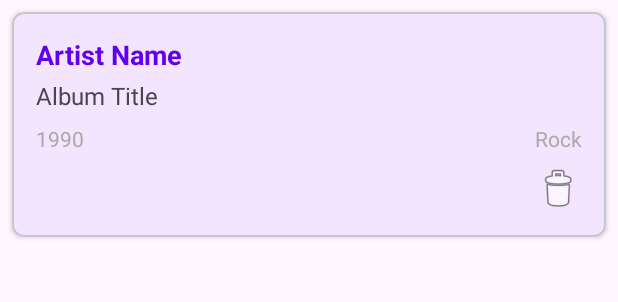
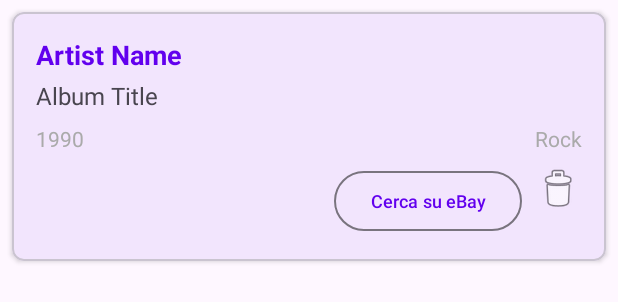
Before and after one commit to adri6412/catalogovinili, an Android app: the layout item_vinyl.xml on its own in the app's theme, with its tools: preview values and no code run, on a phone screen of 412 x 824 dp. Shown: the top 302 px of the screen. Run offline under Robolectric (Android 15) with nearby library versions, the phone set to English and light mode, and no system bars; network calls fail.

Commit message:
Add eBay search button to each vinyl item in list

```diff
--- a/mobile-app/android/app/src/main/java/com/catalogovinili/ui/VinylAdapter.kt
+++ b/mobile-app/android/app/src/main/java/com/catalogovinili/ui/VinylAdapter.kt
@@ -9,7 +9,8 @@ import com.catalogovinili.databinding.ItemVinylBinding
 class VinylAdapter(
     private val vinyls: List<Vinyl>,
     private val onItemClick: (Vinyl) -> Unit,
-    private val onDeleteClick: (Vinyl) -> Unit
+    private val onDeleteClick: (Vinyl) -> Unit,
+    private val onEbaySearchClick: (Vinyl) -> Unit
 ) : RecyclerView.Adapter<VinylAdapter.VinylViewHolder>() {
 
     inner class VinylViewHolder(private val binding: ItemVinylBinding) :
@@ -20,6 +21,7 @@ class VinylAdapter(
             binding.tvYear.text = vinyl.Anno
             binding.tvGenre.text = vinyl.Genere
             binding.btnDelete.setOnClickListener { onDeleteClick(vinyl) }
+            binding.btnSearchEbay.setOnClickListener { onEbaySearchClick(vinyl) }
             binding.root.setOnClickListener { onItemClick(vinyl) }
         }
     }
--- a/mobile-app/android/app/src/main/res/layout/item_vinyl.xml
+++ b/mobile-app/android/app/src/main/res/layout/item_vinyl.xml
@@ -56,15 +56,31 @@
                 android:gravity="end"/>
         </LinearLayout>
 
-        <ImageButton
-            android:id="@+id/btnDelete"
-            android:layout_width="wrap_content"
+        <LinearLayout
+            android:layout_width="match_parent"
             android:layout_height="wrap_content"
-            android:src="@android:drawable/ic_menu_delete"
-            android:contentDescription="Delete"
-            android:background="@null"
-            android:layout_gravity="end"
-            android:layout_marginTop="8dp"/>
+            android:orientation="horizontal"
+            android:layout_marginTop="8dp"
+            android:gravity="end">
+
+            <Button
+                android:id="@+id/btnSearchEbay"
+                android:layout_width="wrap_content"
+                android:layout_height="wrap_content"
+                android:text="Cerca su eBay"
+                android:textSize="12sp"
+                android:layout_marginEnd="8dp"
+                style="?attr/materialButtonOutlinedStyle"/>
+
+            <ImageButton
+                android:id="@+id/btnDelete"
+                android:layout_width="wrap_content"
+                android:layout_height="wrap_content"
+                android:src="@android:drawable/ic_menu_delete"
+                android:contentDescription="Delete"
+                android:background="@null"/>
+
+        </LinearLayout>
 
     </LinearLayout>
 
```
Also changed, not shown: mobile-app/android/app/src/main/java/com/catalogovinili/ui/EbaySearchActivity.kt (+7 -0 lines), mobile-app/android/app/src/main/java/com/catalogovinili/ui/MainActivity.kt (+9 -1 lines).
